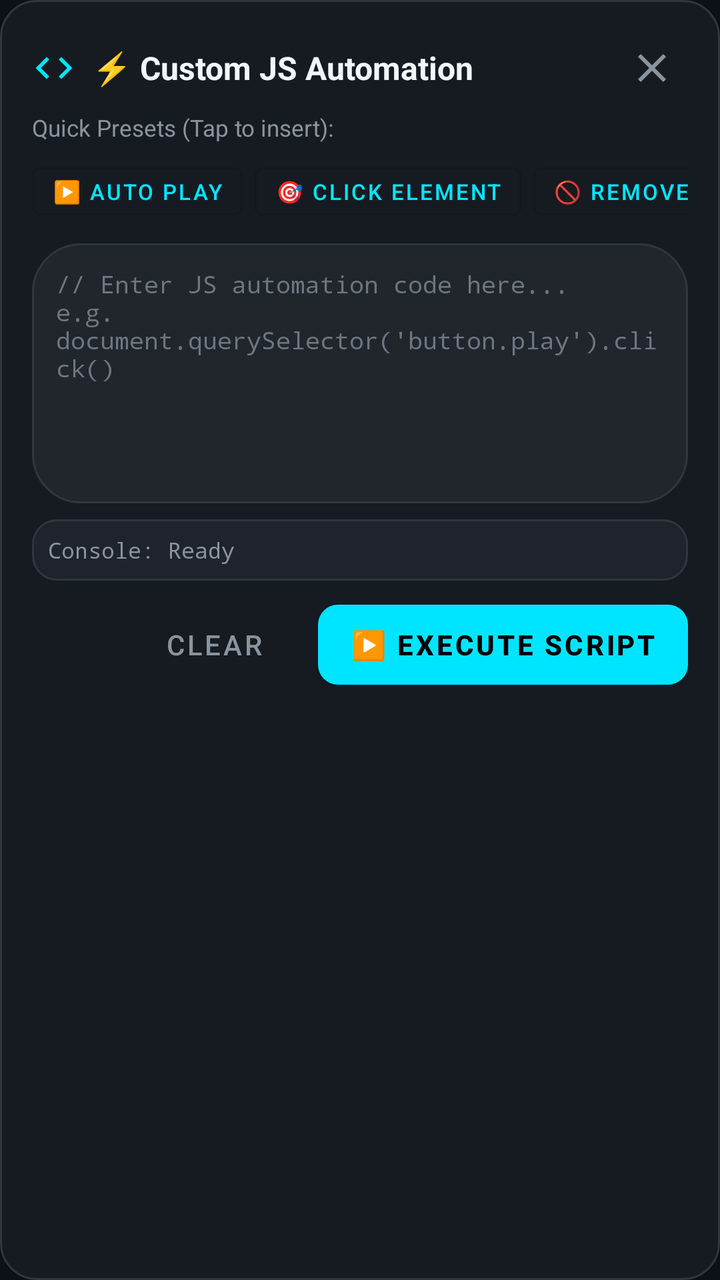
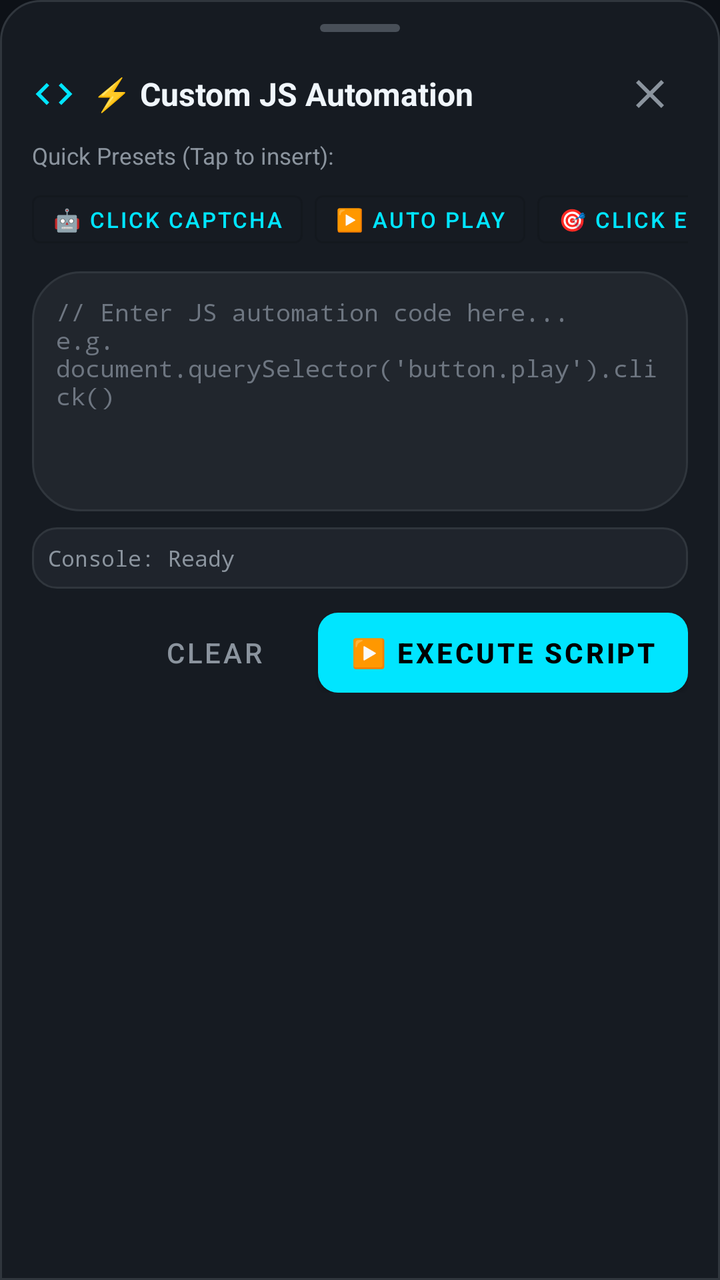

An Android layout rendered at two revisions. The XML below is the earlier revision; the diff shows what the commit changed to produce the second picture.
<!-- AndroidManifest.xml: application theme Theme.MediaUrl -->
<!-- res/layout/dialog_script_runner.xml -->
<?xml version="1.0" encoding="utf-8"?>
<LinearLayout xmlns:android="http://schemas.android.com/apk/res/android"
    xmlns:app="http://schemas.android.com/apk/res-auto"
    xmlns:tools="http://schemas.android.com/tools"
    android:layout_width="match_parent"
    android:layout_height="wrap_content"
    android:background="@drawable/bg_dialog"
    android:orientation="vertical"
    android:padding="16dp">

    
    <LinearLayout
        android:layout_width="match_parent"
        android:layout_height="wrap_content"
        android:gravity="center_vertical"
        android:orientation="horizontal">

        <ImageView
            android:layout_width="22dp"
            android:layout_height="22dp"
            android:src="@drawable/ic_code"
            app:tint="@color/primary" />

        <TextView
            android:layout_width="0dp"
            android:layout_height="wrap_content"
            android:layout_marginStart="8dp"
            android:layout_weight="1"
            android:text="⚡ Custom JS Automation"
            android:textColor="@color/text_primary"
            android:textSize="16sp"
            android:textStyle="bold" />

        <ImageButton
            android:id="@+id/btnCloseScript"
            android:layout_width="36dp"
            android:layout_height="36dp"
            android:background="?attr/selectableItemBackgroundBorderless"
            android:contentDescription="Close"
            android:padding="8dp"
            android:src="@drawable/ic_close"
            app:tint="@color/text_secondary" />
    </LinearLayout>

    <TextView
        android:layout_width="match_parent"
        android:layout_height="wrap_content"
        android:layout_marginTop="4dp"
        android:text="Quick Presets (Tap to insert):"
        android:textColor="@color/text_secondary"
        android:textSize="11.5sp" />

    
    <HorizontalScrollView
        android:layout_width="match_parent"
        android:layout_height="wrap_content"
        android:layout_marginTop="6dp"
        android:layout_marginBottom="8dp"
        android:scrollbars="none">

        <LinearLayout
            android:layout_width="wrap_content"
            android:layout_height="wrap_content"
            android:orientation="horizontal">

            <Button
                android:id="@+id/btnPresetPlayVideo"
                style="@style/Widget.MaterialComponents.Button.OutlinedButton"
                android:layout_width="wrap_content"
                android:layout_height="36dp"
                android:layout_marginEnd="6dp"
                android:paddingStart="10dp"
                android:paddingEnd="10dp"
                android:text="▶️ Auto Play"
                android:textColor="@color/primary"
                android:textSize="11sp" />

            <Button
                android:id="@+id/btnPresetClickSelector"
                style="@style/Widget.MaterialComponents.Button.OutlinedButton"
                android:layout_width="wrap_content"
                android:layout_height="36dp"
                android:layout_marginEnd="6dp"
                android:paddingStart="10dp"
                android:paddingEnd="10dp"
                android:text="🎯 Click Element"
                android:textColor="@color/primary"
                android:textSize="11sp" />

            <Button
                android:id="@+id/btnPresetRemoveAds"
                style="@style/Widget.MaterialComponents.Button.OutlinedButton"
                android:layout_width="wrap_content"
                android:layout_height="36dp"
                android:layout_marginEnd="6dp"
                android:paddingStart="10dp"
                android:paddingEnd="10dp"
                android:text="🚫 Remove Overlays"
                android:textColor="@color/primary"
                android:textSize="11sp" />

            <Button
                android:id="@+id/btnPresetExtractTags"
                style="@style/Widget.MaterialComponents.Button.OutlinedButton"
                android:layout_width="wrap_content"
                android:layout_height="36dp"
                android:layout_marginEnd="6dp"
                android:paddingStart="10dp"
                android:paddingEnd="10dp"
                android:text="🔍 Extract &lt;video&gt;"
                android:textColor="@color/primary"
                android:textSize="11sp" />

            <Button
                android:id="@+id/btnPresetGetCookies"
                style="@style/Widget.MaterialComponents.Button.OutlinedButton"
                android:layout_width="wrap_content"
                android:layout_height="36dp"
                android:paddingStart="10dp"
                android:paddingEnd="10dp"
                android:text="🍪 Get Cookies"
                android:textColor="@color/primary"
                android:textSize="11sp" />
        </LinearLayout>
    </HorizontalScrollView>

    
    <EditText
        android:id="@+id/etScriptCode"
        android:layout_width="match_parent"
        android:layout_height="130dp"
        android:background="@drawable/bg_search_box"
        android:fontFamily="monospace"
        android:gravity="top|start"
        android:hint="// Enter JS automation code here...\ne.g. document.querySelector('button.play').click()"
        android:inputType="textMultiLine|textNoSuggestions"
        android:padding="12dp"
        android:textColor="@color/text_primary"
        android:textColorHint="@color/text_hint"
        android:textSize="12sp" />

    
    <TextView
        android:id="@+id/tvScriptResult"
        android:layout_width="match_parent"
        android:layout_height="wrap_content"
        android:layout_marginTop="8dp"
        android:background="@drawable/bg_card_item"
        android:fontFamily="monospace"
        android:maxLines="4"
        android:padding="8dp"
        android:text="Console: Ready"
        android:textColor="@color/text_secondary"
        android:textSize="11sp" />

    
    <LinearLayout
        android:layout_width="match_parent"
        android:layout_height="wrap_content"
        android:layout_marginTop="12dp"
        android:gravity="end"
        android:orientation="horizontal">

        <Button
            android:id="@+id/btnClearScript"
            style="@style/Widget.MaterialComponents.Button.TextButton"
            android:layout_width="wrap_content"
            android:layout_height="40dp"
            android:layout_marginEnd="8dp"
            android:text="Clear"
            android:textColor="@color/text_secondary" />

        <Button
            android:id="@+id/btnRunScript"
            android:layout_width="wrap_content"
            android:layout_height="40dp"
            android:background="@drawable/bg_button_primary"
            android:text="▶️ Execute Script"
            android:textColor="#000000"
            android:textStyle="bold" />
    </LinearLayout>
</LinearLayout>
<!-- resources referenced by this layout -->
<resources>
  <color name="primary">#00E5FF</color>
  <color name="text_hint">#6E7681</color>
  <color name="text_primary">#F0F6FC</color>
  <color name="text_secondary">#8B949E</color>
  <!-- drawable bg_button_primary (drawable) -->
  <?xml version="1.0" encoding="utf-8"?>
  <shape xmlns:android="http://schemas.android.com/apk/res/android"
      android:shape="rectangle">
      <solid android:color="#00E5FF" />
      <corners android:radius="10dp" />
  </shape>
  <!-- drawable bg_card_item (drawable) -->
  <?xml version="1.0" encoding="utf-8"?>
  <shape xmlns:android="http://schemas.android.com/apk/res/android"
      android:shape="rectangle">
      <solid android:color="@color/bg_card" />
      <corners android:radius="12dp" />
      <stroke
          android:width="1dp"
          android:color="@color/border_subtle" />
  </shape>
  <!-- drawable bg_dialog (drawable) -->
  <?xml version="1.0" encoding="utf-8"?>
  <shape xmlns:android="http://schemas.android.com/apk/res/android"
      android:shape="rectangle">
      <solid android:color="@color/bg_surface" />
      <corners android:radius="18dp" />
      <stroke
          android:width="1dp"
          android:color="@color/border_subtle" />
  </shape>
  <!-- drawable bg_search_box (drawable) -->
  <?xml version="1.0" encoding="utf-8"?>
  <shape xmlns:android="http://schemas.android.com/apk/res/android"
      android:shape="rectangle">
      <solid android:color="@color/bg_search" />
      <corners android:radius="24dp" />
      <stroke
          android:width="1dp"
          android:color="@color/border_subtle" />
  </shape>
  <!-- drawable ic_close (drawable) -->
  <vector xmlns:android="http://schemas.android.com/apk/res/android"
      android:width="24dp"
      android:height="24dp"
      android:viewportWidth="24"
      android:viewportHeight="24">
      <path
          android:fillColor="#F0F6FC"
          android:pathData="M19,6.41L17.59,5 12,10.59 6.41,5 5,6.41 10.59,12 5,17.59 6.41,19 12,13.41 17.59,19 19,17.59 13.41,12z" />
  </vector>
  <!-- drawable ic_code (drawable) -->
  <vector xmlns:android="http://schemas.android.com/apk/res/android"
      android:width="24dp"
      android:height="24dp"
      android:viewportWidth="24"
      android:viewportHeight="24">
      <path
          android:fillColor="#00E5FF"
          android:pathData="M9.4,16.6L4.8,12l4.6,-4.6L8,6l-6,6 6,6 1.4,-1.4zM14.6,16.6l4.6,-4.6 -4.6,-4.6L16,6l6,6 -6,6 -1.4,-1.4z" />
  </vector>
  <style name="Theme.MediaUrl" parent="Theme.MaterialComponents.DayNight.NoActionBar">
          <item name="colorPrimary">@color/primary</item>
          <item name="colorPrimaryDark">@color/bg_dark</item>
          <item name="colorAccent">@color/accent</item>
          <item name="android:windowBackground">@color/bg_dark</item>
          <item name="android:statusBarColor">@color/bg_surface</item>
          <item name="android:navigationBarColor">@color/bg_surface</item>
          <item name="android:windowLightStatusBar">false</item>
      </style>
  <color name="bg_card">#1F242C</color>
  <color name="border_subtle">#30363D</color>
  <color name="bg_surface">#161B22</color>
  <color name="bg_search">#21262D</color>
  <color name="bg_dark">#0D1117</color>
  <color name="accent">#FF4081</color>
</resources>

<!-- the commit's change to res/layout/dialog_script_runner.xml (unified diff, before → after) -->
@@ -4,9 +4,21 @@
     xmlns:tools="http://schemas.android.com/tools"
     android:layout_width="match_parent"
     android:layout_height="wrap_content"
-    android:background="@drawable/bg_dialog"
+    android:background="@drawable/bg_bottom_sheet"
     android:orientation="vertical"
-    android:padding="16dp">
+    android:paddingStart="16dp"
+    android:paddingTop="8dp"
+    android:paddingEnd="16dp"
+    android:paddingBottom="24dp">
+
+    
+    <View
+        android:layout_width="40dp"
+        android:layout_height="4dp"
+        android:layout_gravity="center_horizontal"
+        android:layout_marginTop="4dp"
+        android:layout_marginBottom="12dp"
+        android:background="@drawable/bg_drag_handle" />
 
     
     <LinearLayout
@@ -33,8 +45,8 @@
 
         <ImageButton
             android:id="@+id/btnCloseScript"
-            android:layout_width="36dp"
-            android:layout_height="36dp"
+            android:layout_width="38dp"
+            android:layout_height="38dp"
             android:background="?attr/selectableItemBackgroundBorderless"
             android:contentDescription="Close"
             android:padding="8dp"
@@ -64,6 +76,18 @@
             android:orientation="horizontal">
 
             <Button
+                android:id="@+id/btnPresetCaptcha"
+                style="@style/Widget.MaterialComponents.Button.OutlinedButton"
+                android:layout_width="wrap_content"
+                android:layout_height="36dp"
+                android:layout_marginEnd="6dp"
+                android:paddingStart="10dp"
+                android:paddingEnd="10dp"
+                android:text="🤖 Click Captcha"
+                android:textColor="@color/primary"
+                android:textSize="11sp" />
+
+            <Button
                 android:id="@+id/btnPresetPlayVideo"
                 style="@style/Widget.MaterialComponents.Button.OutlinedButton"
                 android:layout_width="wrap_content"
@@ -128,7 +152,7 @@
     <EditText
         android:id="@+id/etScriptCode"
         android:layout_width="match_parent"
-        android:layout_height="130dp"
+        android:layout_height="120dp"
         android:background="@drawable/bg_search_box"
         android:fontFamily="monospace"
         android:gravity="top|start"
@@ -147,7 +171,7 @@
         android:layout_marginTop="8dp"
         android:background="@drawable/bg_card_item"
         android:fontFamily="monospace"
-        android:maxLines="4"
+        android:maxLines="3"
         android:padding="8dp"
         android:text="Console: Ready"
         android:textColor="@color/text_secondary"
<!-- resource entries referenced after the edit -->
@@ -4,6 +4,18 @@
   <color name="text_hint">#6E7681</color>
   <color name="text_primary">#F0F6FC</color>
   <color name="text_secondary">#8B949E</color>
+  <!-- drawable bg_bottom_sheet (drawable) -->
+  <?xml version="1.0" encoding="utf-8"?>
+  <shape xmlns:android="http://schemas.android.com/apk/res/android"
+      android:shape="rectangle">
+      <solid android:color="@color/bg_surface" />
+      <corners
+          android:topLeftRadius="20dp"
+          android:topRightRadius="20dp" />
+      <stroke
+          android:width="1dp"
+          android:color="@color/border_subtle" />
+  </shape>
   <!-- drawable bg_button_primary (drawable) -->
   <?xml version="1.0" encoding="utf-8"?>
   <shape xmlns:android="http://schemas.android.com/apk/res/android"
@@ -21,15 +33,12 @@
           android:width="1dp"
           android:color="@color/border_subtle" />
   </shape>
-  <!-- drawable bg_dialog (drawable) -->
+  <!-- drawable bg_drag_handle (drawable) -->
   <?xml version="1.0" encoding="utf-8"?>
   <shape xmlns:android="http://schemas.android.com/apk/res/android"
       android:shape="rectangle">
-      <solid android:color="@color/bg_surface" />
-      <corners android:radius="18dp" />
-      <stroke
-          android:width="1dp"
-          android:color="@color/border_subtle" />
+      <solid android:color="#484F58" />
+      <corners android:radius="3dp" />
   </shape>
   <!-- drawable bg_search_box (drawable) -->
   <?xml version="1.0" encoding="utf-8"?>
